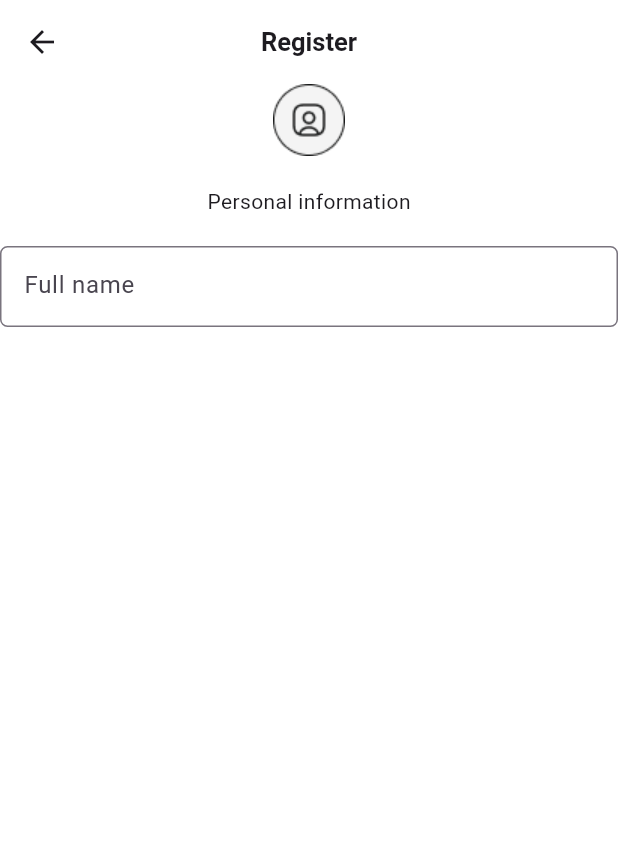
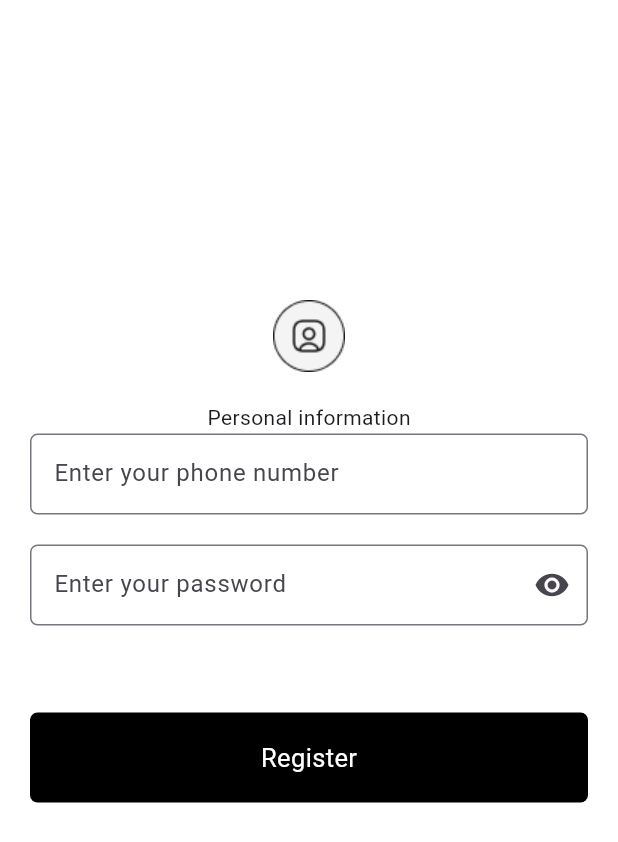
Before and after one commit to Abduazim15/barber-scheduler, a Flutter app: the screen it shows after launch, after a tap on "Register", on a phone screen of 412 x 824 dp. Shown: the top 842 px of the screen. Run offline on Flutter 3.47's test engine with Material 3 defaults, Android fonts, the phone set to English and light mode, and no system bars; our stand-ins replace firebase_core, firebase_database, flutter_bloc, hive, hive_flutter; accounts and stored records are empty.

Commit message:
Auth added(Firebase Realtime DB and Hive parts)

```diff
--- a/lib/bloc/auth_event.dart
+++ b/lib/bloc/auth_event.dart
@@ -9,3 +9,9 @@ class AddUser extends AuthEvent {
 
   AddUser(this.name, this.phone);
 }
+class CheckUser extends AuthEvent {
+  final String name;
+  final String phone;
+
+  CheckUser(this.name, this.phone);
+}
--- a/lib/main.dart
+++ b/lib/main.dart
@@ -7,6 +7,8 @@ import 'package:barber/presentation/screens/register_page.dart';
 import 'package:firebase_core/firebase_core.dart';
 import 'package:flutter/material.dart';
 import 'package:flutter_bloc/flutter_bloc.dart';
+import 'package:hive/hive.dart';
+import 'package:hive_flutter/adapters.dart';
 
 import 'bloc/auth_bloc.dart';
 import 'firebase_options.dart';
@@ -16,16 +18,15 @@ Future<void> main() async {
   await Firebase.initializeApp(
     options: DefaultFirebaseOptions.currentPlatform,
   );
+  await Hive.initFlutter();
+  await Hive.openBox('auth');
   runApp(MyApp());
 }
-/*
-android   1:1074360819446:android:237663516845319ee816d7
-ios       1:1074360819446:ios:65f39d6be4ce34dfe816d7
-*/
+
 class MyApp extends StatelessWidget {
   MyApp({super.key});
   FirebaseService service = FirebaseService();
-
+  var box = Hive.box('auth');
   @override
   Widget build(BuildContext context) {
     return BlocProvider(
@@ -35,13 +36,13 @@ class MyApp extends StatelessWidget {
         theme: ThemeData(
           scaffoldBackgroundColor: Colors.white,
         ),
-        home: const LoginOrRegister(),
+        home: box.containsKey('name') ? const HomePage(): const LoginOrRegister(),
         routes: {
-          '/loginOrRegister': (context) => LoginOrRegister(),
-          '/login': (context) => LoginPage(),
-          '/register': (context) => RegisterPage(),
-          '/information': (context) => InformationPage(),
-          '/home': (context) => HomePage(),
+          '/loginOrRegister': (context) => const LoginOrRegister(),
+          '/login': (context) => const LoginPage(),
+          '/register': (context) => const RegisterPage(),
+          '/information': (context) => const InformationPage(),
+          '/home': (context) => const HomePage(),
         },
       ),
     );
--- a/lib/presentation/screens/login_page.dart
+++ b/lib/presentation/screens/login_page.dart
@@ -1,7 +1,5 @@
 import 'package:barber/bloc/auth_bloc.dart';
-import 'package:barber/firebase_db_service.dart';
 import 'package:barber/models/user_model.dart';
-import 'package:firebase_core/firebase_core.dart';
 import 'package:flutter/material.dart';
 import 'package:flutter_bloc/flutter_bloc.dart';
 
@@ -32,14 +30,15 @@ class _LoginPageState extends State<LoginPage> {
       body: BlocListener<AuthBloc, AuthState>(
         listener: (context, state) {
           if(state is AuthSuccess) {
-            Navigator.pushNamed(context, '/home');
+            Navigator.pushNamedAndRemoveUntil(
+                context, '/home', (route) => false);
           }
           else if (state is AuthError){
             switch(state.errorCode){
               case ErrorCodes.INPUT_LENGTH : {
                 ScaffoldMessenger.of(context).showSnackBar(
                   const SnackBar(
-                    content: Text('Fields must not be less than 4 characters'),
+                    content: Text('Please check your login or password again!'),
                   ),
                 );
               }
@@ -161,7 +160,7 @@ class _LoginPageState extends State<LoginPage> {
                   GestureDetector(
                     onTap: () {
                       UserModel model = UserModel(name: name, phone: phone);
-                      context.read<AuthBloc>().add(AddUser(name, phone));
+                      context.read<AuthBloc>().add(CheckUser(name, phone));
 
                       // Navigator.pushNamedAndRemoveUntil(
                       //     context, '/home', (route) => false);
--- a/lib/presentation/screens/register_page.dart
+++ b/lib/presentation/screens/register_page.dart
@@ -1,5 +1,16 @@
 import 'package:flutter/material.dart';
+import 'package:flutter_bloc/flutter_bloc.dart';
 
+import '../../bloc/auth_bloc.dart';
+import '../../constants/error_codes.dart';
+import '../../models/user_model.dart';
+
+// Align(
+// alignment: Alignment.topCenter,
+// child: Image.asset('assets/images/personal.png'),
+// ),
+// SizedBox(height: 20),
+// const Text('Personal information'),
 class RegisterPage extends StatefulWidget {
   const RegisterPage({super.key});
 
@@ -8,33 +19,71 @@ class RegisterPage extends StatefulWidget {
 }
 
 class _RegisterPageState extends State<RegisterPage> {
+  bool _obscureText = true;
+  Color grey = Color(int.parse('0xFF888888'));
+  String phone = '';
+  String name = '';
+
+  @override
+  void initState() {
+    super.initState();
+  }
+
   @override
   Widget build(BuildContext context) {
     return Scaffold(
-      appBar: AppBar(
-        centerTitle: true,
-        backgroundColor: Colors.white,
-        scrolledUnderElevation: 0,
-        title: const Text(
-          'Register',
-          style: TextStyle(fontWeight: FontWeight.bold, fontSize: 17),
+      resizeToAvoidBottomInset: false,
+      body: BlocListener<AuthBloc, AuthState>(
+        listener: (context, state) {
+          if (state is AuthSuccess) {
+            Navigator.pushNamedAndRemoveUntil(
+                context, '/home', (route) => false);
+          } else if (state is AuthError) {
+            switch (state.errorCode) {
+              case ErrorCodes.INPUT_LENGTH:
+                {
+                  ScaffoldMessenger.of(context).showSnackBar(
+                    const SnackBar(
+                      content:
+                          Text('Fields must not be less than 4 characters'),
                     ),
-      ),
-      body: Column(
-        crossAxisAlignment: CrossAxisAlignment.center,
+                  );
+                }
+            }
+          }
+        },
+        child: Padding(
+          padding: const EdgeInsets.symmetric(horizontal: 20.0),
+          child: Stack(
+            children: [
+              Padding(
+                padding: const EdgeInsets.only(top: 200),
+                child: Align(
+                  alignment: Alignment.topCenter,
+                  child: Column(
                     children: [
                       Align(
                         alignment: Alignment.topCenter,
                         child: Image.asset('assets/images/personal.png'),
                       ),
-          SizedBox(height: 20),
+                      const SizedBox(height: 20),
                       const Text('Personal information'),
-          SizedBox(height: 20),
+                    ],
+                  ),
+                ),
+              ),
+              Column(
+                mainAxisAlignment: MainAxisAlignment.center,
+                crossAxisAlignment: CrossAxisAlignment.center,
+                children: [
                   Container(
                     height: 54,
                     child: TextField(
+                      onChanged: (string) {
+                        name = string;
+                      },
                       decoration: InputDecoration(
-                hintText: 'Full name',
+                        hintText: 'Enter your phone number',
                         border: OutlineInputBorder(
                           borderRadius:
                               const BorderRadius.all(Radius.circular(5)),
@@ -47,7 +96,76 @@ class _RegisterPageState extends State<RegisterPage> {
                       ),
                     ),
                   ),
+                  const SizedBox(
+                    height: 20,
+                  ),
+                  Container(
+                    height: 54,
+                    child: TextField(
+                      onChanged: (string) {
+                        phone = string;
+                      },
+                      obscureText: _obscureText,
+                      decoration: InputDecoration(
+                        suffixIcon: GestureDetector(
+                          onTap: () {
+                            setState(() {
+                              _obscureText = !_obscureText;
+                            });
+                          },
+                          child: Icon(
+                            _obscureText
+                                ? Icons.visibility
+                                : Icons.visibility_off,
+                          ),
+                        ),
+                        hintText: 'Enter your password',
+                        border: OutlineInputBorder(
+                          borderRadius:
+                              const BorderRadius.all(Radius.circular(5)),
+                          borderSide:
+                              BorderSide(color: Color(int.parse('0xDDDDDD'))),
+                        ),
+                        focusedBorder: const OutlineInputBorder(
+                          borderSide: BorderSide(color: Colors.black),
+                        ),
+                      ),
+                    ),
+                  ),
+                  const SizedBox(height: 18),
+                  const SizedBox(height: 40),
+                  GestureDetector(
+                    onTap: () {
+                      UserModel model = UserModel(name: name, phone: phone);
+                      context.read<AuthBloc>().add(AddUser(name, phone));
+                    },
+                    child: Container(
+                      width: double.infinity,
+                      height: 60,
+                      alignment: Alignment.center,
+                      decoration: BoxDecoration(
+                          borderRadius: BorderRadius.circular(5),
+                          color: Colors.black),
+                      child: const Text(
+                        'Register',
+                        style: TextStyle(color: Colors.white, fontSize: 17),
+                      ),
+                    ),
+                  ),
                 ],
+              ),
+              BlocBuilder<AuthBloc, AuthState>(builder: (context, state) {
+                if (state is AuthLoading) {
+                  return const Center(
+                    child: CircularProgressIndicator(),
+                  );
+                } else {
+                  return Container();
+                }
+              })
+            ],
+          ),
+        ),
       ),
     );
   }
--- a/pubspec.yaml
+++ b/pubspec.yaml
@@ -39,6 +39,8 @@ dependencies:
   # Use with the CupertinoIcons class for iOS style icons.
   cupertino_icons: ^1.0.2
   flutter_bloc: ^8.1.5
+  hive_flutter: ^1.1.0
+
 
 dev_dependencies:
   flutter_test:
```
Also changed, not shown: lib/bloc/auth_bloc.dart (+21 -1 lines), lib/firebase_db_service.dart (+6 -6 lines), pubspec.lock. Lines whose indentation alone changed are shown as unchanged.
